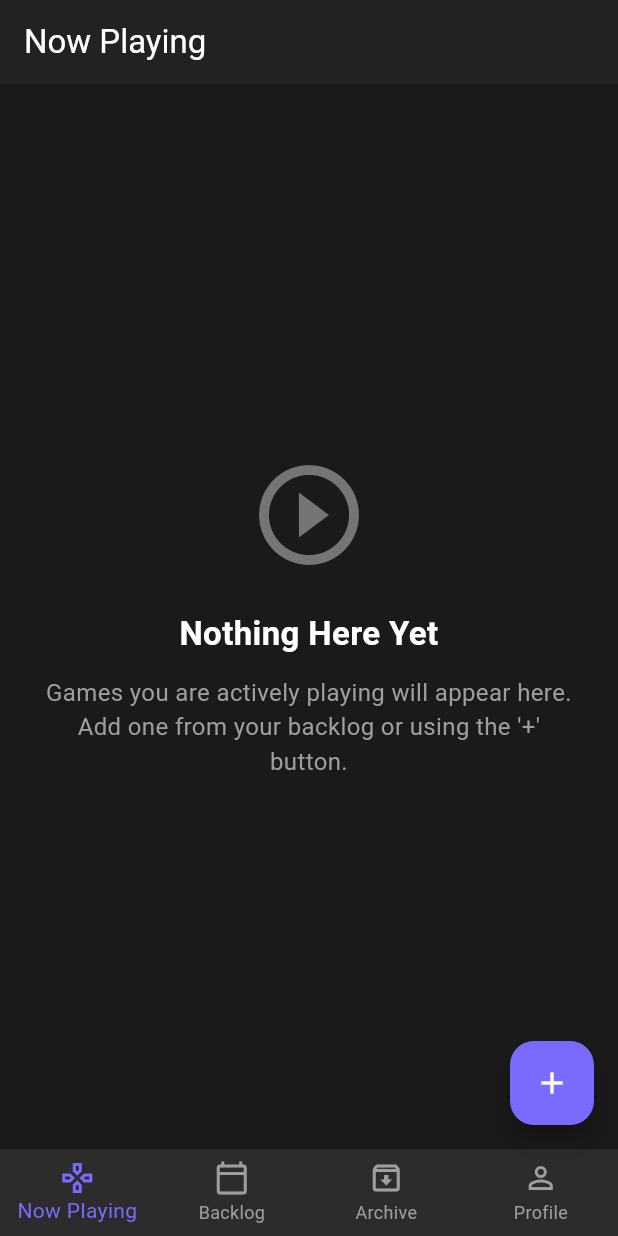
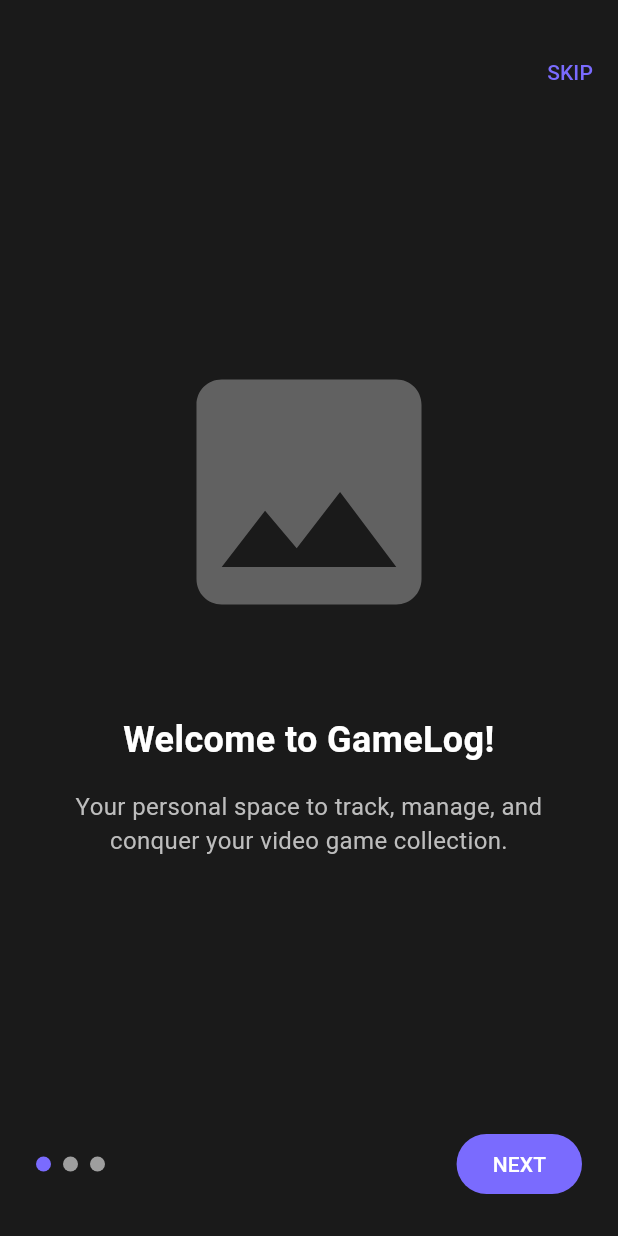
Before and after one commit to Morningknight/gamelog, a Flutter app: the screen it shows after launch, on a phone screen of 412 x 824 dp. Run offline on Flutter 3.47's test engine with Material 3 defaults, Android fonts, the phone set to English and light mode, and no system bars; drawn by our look-alikes of smooth_page_indicator; our stand-ins replace flutter_riverpod, hive, hive_flutter, shared_preferences; accounts and stored records are empty.

Commit message:
Feat: Implement first-time user onboarding flow

```diff
--- a/lib/main.dart
+++ b/lib/main.dart
@@ -1,42 +1,52 @@
 import 'package:flutter/material.dart';
 import 'package:flutter_riverpod/flutter_riverpod.dart';
 import 'package:gamelog/models/game.dart';
-import 'package:gamelog/providers/theme_provider.dart'; // Import theme provider
+import 'package:gamelog/providers/theme_provider.dart';
 import 'package:gamelog/screens/main_screen.dart';
-import 'package:gamelog/themes/app_themes.dart'; // Import themes
+import 'package:gamelog/screens/onboarding_screen.dart'; // Import onboarding
+import 'package:gamelog/themes/app_themes.dart';
 import 'package:hive_flutter/hive_flutter.dart';
+import 'package:shared_preferences/shared_preferences.dart'; // Import shared_preferences
+
+// This will be our entry point widget.
+late final bool hasSeenOnboarding;
 
 void main() async {
+  // We MUST ensure bindings are initialized for async operations in main.
   WidgetsFlutterBinding.ensureInitialized();
+
+  // Initialize Hive
   await Hive.initFlutter();
   Hive.registerAdapter(GameAdapter());
   Hive.registerAdapter(GameStatusAdapter());
   await Hive.openBox<Game>('games');
   await Hive.openBox('userSettings');
+
+  // Initialize SharedPreferences and check our flag
+  final prefs = await SharedPreferences.getInstance();
+  // If the flag is null (first time ever), default to false.
+  hasSeenOnboarding = prefs.getBool('hasSeenOnboarding') ?? false;
+
+  // Finally, run the app.
   runApp(const ProviderScope(child: GameLogApp()));
 }
 
-// Make the app a ConsumerWidget to listen to the theme provider.
 class GameLogApp extends ConsumerWidget {
   const GameLogApp({super.key});
 
   @override
   Widget build(BuildContext context, WidgetRef ref) {
-    // Watch the theme provider. When its state changes, this widget will rebuild.
     final themeMode = ref.watch(themeProvider);
 
     return MaterialApp(
       title: 'GameLog',
-
-      // Assign our custom themes
       theme: lightTheme,
       darkTheme: darkTheme,
-
-      // Tell MaterialApp which theme to use based on the provider's state
       themeMode: themeMode,
-
       debugShowCheckedModeBanner: false,
-      home: const MainScreen(),
+      // --- DYNAMIC HOME SCREEN ---
+      // Use the flag to decide which screen to show first.
+      home: hasSeenOnboarding ? const MainScreen() : const OnboardingScreen(),
     );
   }
 }
--- /dev/null
+++ b/lib/screens/onboarding_screen.dart
@@ -0,0 +1,172 @@
+import 'package:flutter/material.dart';
+import 'package:gamelog/screens/main_screen.dart';
+import 'package:shared_preferences/shared_preferences.dart';
+import 'package:smooth_page_indicator/smooth_page_indicator.dart';
+
+// A simple data class for our onboarding page content
+class OnboardingPageData {
+  final String imagePath;
+  final String title;
+  final String description;
+
+  OnboardingPageData({
+    required this.imagePath,
+    required this.title,
+    required this.description,
+  });
+}
+
+class OnboardingScreen extends StatefulWidget {
+  const OnboardingScreen({super.key});
+
+  @override
+  State<OnboardingScreen> createState() => _OnboardingScreenState();
+}
+
+class _OnboardingScreenState extends State<OnboardingScreen> {
+  final _controller = PageController();
+  bool _isLastPage = false;
+
+  // This is where you would put your custom illustrations!
+  // For now, we use placeholders.
+  final List<OnboardingPageData> _pages = [
+    OnboardingPageData(
+      imagePath: 'assets/images/onboarding1.png', // You will need to create these images
+      title: 'Welcome to GameLog!',
+      description: 'Your personal space to track, manage, and conquer your video game collection.',
+    ),
+    OnboardingPageData(
+      imagePath: 'assets/images/onboarding2.png',
+      title: 'Organize Your Library',
+      description: 'Effortlessly move games between your Backlog, Now Playing, and Archive lists with a simple swipe.',
+    ),
+    OnboardingPageData(
+      imagePath: 'assets/images/onboarding3.png',
+      title: 'Never Forget a Game',
+      description: "Keep your thoughts organized and your gaming journey on track. Let's get started!",
+    ),
+  ];
+
+  // This function is called when the user finishes onboarding
+  Future<void> _onboardComplete() async {
+    final prefs = await SharedPreferences.getInstance();
+    // Set the flag to true so this screen doesn't show again
+    await prefs.setBool('hasSeenOnboarding', true);
+
+    if (mounted) {
+      // Use pushReplacement to prevent the user from going back to onboarding
+      Navigator.of(context).pushReplacement(
+        MaterialPageRoute(builder: (_) => const MainScreen()),
+      );
+    }
+  }
+
+  @override
+  Widget build(BuildContext context) {
+    return Scaffold(
+      body: SafeArea(
+        child: Padding(
+          padding: const EdgeInsets.symmetric(vertical: 24.0),
+          child: Column(
+            children: [
+              // --- SKIP BUTTON ---
+              Align(
+                alignment: Alignment.centerRight,
+                child: TextButton(
+                  onPressed: _onboardComplete,
+                  child: const Text('SKIP'),
+                ),
+              ),
+              // --- PAGE VIEW ---
+              Expanded(
+                child: PageView.builder(
+                  controller: _controller,
+                  itemCount: _pages.length,
+                  onPageChanged: (index) {
+                    setState(() {
+                      _isLastPage = index == _pages.length - 1;
+                    });
+                  },
+                  itemBuilder: (context, index) {
+                    final page = _pages[index];
+                    return _buildPage(
+                      imagePath: page.imagePath,
+                      title: page.title,
+                      description: page.description,
+                    );
+                  },
+                ),
+              ),
+              const SizedBox(height: 24),
+
+              // --- BOTTOM NAVIGATION ---
+              _buildBottomNavigation(),
+            ],
+          ),
+        ),
+      ),
+    );
+  }
+
+  Widget _buildPage({required String imagePath, required String title, required String description}) {
+    return Padding(
+      padding: const EdgeInsets.symmetric(horizontal: 24.0),
+      child: Column(
+        mainAxisAlignment: MainAxisAlignment.center,
+        children: [
+          // Replace with your actual image widget
+          // For now, we use an icon as a placeholder
+          Icon(Icons.image, size: 200, color: Colors.grey.shade700),
+          const SizedBox(height: 48),
+          Text(
+            title,
+            textAlign: TextAlign.center,
+            style: const TextStyle(fontSize: 24, fontWeight: FontWeight.bold),
+          ),
+          const SizedBox(height: 16),
+          Text(
+            description,
+            textAlign: TextAlign.center,
+            style: TextStyle(fontSize: 16, color: Colors.grey.shade400),
+          ),
+        ],
+      ),
+    );
+  }
+
+  Widget _buildBottomNavigation() {
+    return Padding(
+      padding: const EdgeInsets.symmetric(horizontal: 24.0),
+      child: Row(
+        mainAxisAlignment: MainAxisAlignment.spaceBetween,
+        children: [
+          // --- PAGE INDICATOR ---
+          SmoothPageIndicator(
+            controller: _controller,
+            count: _pages.length,
+            effect: WormEffect(
+              dotHeight: 10,
+              dotWidth: 10,
+              activeDotColor: Theme.of(context).colorScheme.primary,
+            ),
+          ),
+
+          // --- NEXT / GET STARTED BUTTON ---
+          FilledButton(
+            onPressed: () {
+              if (_isLastPage) {
+                _onboardComplete();
+              } else {
+                _controller.nextPage(
+                  duration: const Duration(milliseconds: 300),
+                  curve: Curves.easeIn,
+                );
+              }
+            },
+            child: Text(_isLastPage ? 'GET STARTED' : 'NEXT'),
+          ),
+        ],
+      ),
+    );
+  }
+}
--- a/pubspec.yaml
+++ b/pubspec.yaml
@@ -31,7 +31,8 @@
   flutter:
     sdk: flutter
 
-
+  shared_preferences: ^2.2.2
+  smooth_page_indicator: ^1.1.0
   hive: ^2.2.3
   hive_flutter: ^1.1.0 # Needed for initialization in Flutter
   path_provider: ^2.0.11 # To find a safe place on the device to store the database
```
Also changed, not shown: pubspec.lock.
